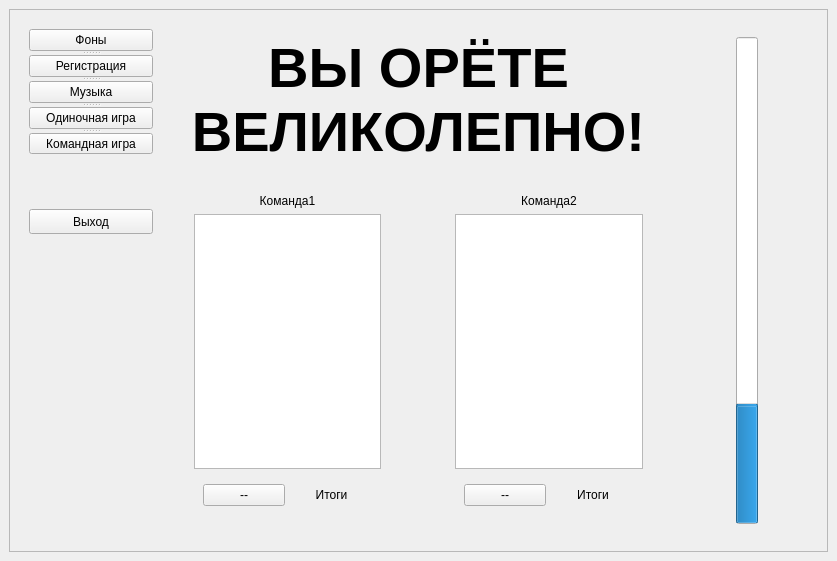
This is Modules/ui/form.ui in rgenius-ru/Pygame-Microphone as Qt 5 draws it before an edit. The edited form follows.
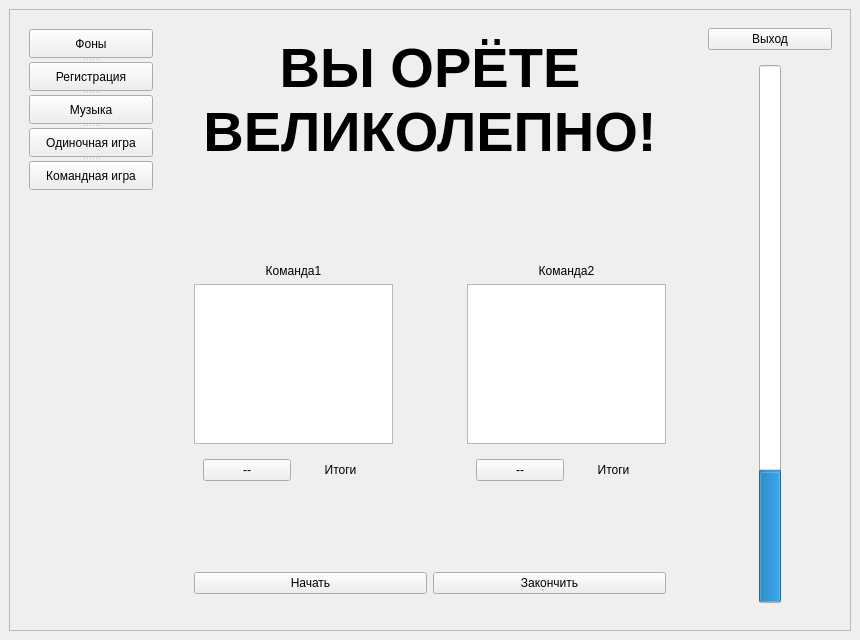
This is the edited form.

Patch:
```diff
--- a/Modules/ui/form.ui
+++ b/Modules/ui/form.ui
@@ -6,8 +6,8 @@
    <rect>
     <x>0</x>
     <y>0</y>
-    <width>837</width>
-    <height>561</height>
+    <width>860</width>
+    <height>640</height>
    </rect>
   </property>
   <property name="sizePolicy">
@@ -41,28 +41,21 @@
            <height>0</height>
           </size>
          </property>
-         <widget class="QPushButton" name="exitButton">
-          <property name="geometry">
-           <rect>
-            <x>10</x>
-            <y>190</y>
-            <width>124</width>
-            <height>25</height>
-           </rect>
-          </property>
-          <property name="text">
-           <string>Выход</string>
-          </property>
-         </widget>
          <widget class="QSplitter" name="splitter">
           <property name="geometry">
            <rect>
             <x>10</x>
             <y>10</y>
             <width>124</width>
-            <height>125</height>
+            <height>161</height>
            </rect>
           </property>
+          <property name="sizePolicy">
+           <sizepolicy hsizetype="Preferred" vsizetype="Expanding">
+            <horstretch>0</horstretch>
+            <verstretch>0</verstretch>
+           </sizepolicy>
+          </property>
           <property name="orientation">
            <enum>Qt::Vertical</enum>
           </property>
@@ -156,6 +149,26 @@
             </property>
            </widget>
           </item>
+          <item>
+           <widget class="QLabel" name="score_label">
+            <property name="font">
+             <font>
+              <pointsize>42</pointsize>
+              <weight>75</weight>
+              <bold>true</bold>
+             </font>
+            </property>
+            <property name="styleSheet">
+             <string notr="true">color: rgb(239, 41, 41);</string>
+            </property>
+            <property name="text">
+             <string/>
+            </property>
+            <property name="alignment">
+             <set>Qt::AlignCenter</set>
+            </property>
+           </widget>
+          </item>
           <item>
            <widget class="QWidget" name="widget_4" native="true">
             <layout class="QHBoxLayout" name="horizontalLayout_2">
@@ -262,6 +275,46 @@
             </layout>
            </widget>
           </item>
+          <item>
+           <widget class="QWidget" name="widget_10" native="true">
+            <layout class="QVBoxLayout" name="verticalLayout_5">
+             <item>
+              <widget class="QLabel" name="game_mode_label">
+               <property name="text">
+                <string/>
+               </property>
+              </widget>
+             </item>
+             <item>
+              <widget class="QLabel" name="current_player_label">
+               <property name="text">
+                <string/>
+               </property>
+              </widget>
+             </item>
+             <item>
+              <widget class="QWidget" name="widget_11" native="true">
+               <layout class="QHBoxLayout" name="horizontalLayout_6">
+                <item>
+                 <widget class="QPushButton" name="run_game_Button">
+                  <property name="text">
+                   <string>Начать</string>
+                  </property>
+                 </widget>
+                </item>
+                <item>
+                 <widget class="QPushButton" name="end_game_Button">
+                  <property name="text">
+                   <string>Закончить</string>
+                  </property>
+                 </widget>
+                </item>
+               </layout>
+              </widget>
+             </item>
+            </layout>
+           </widget>
+          </item>
          </layout>
         </widget>
        </item>
@@ -277,6 +330,13 @@
           <enum>Qt::RightToLeft</enum>
          </property>
          <layout class="QVBoxLayout" name="verticalLayout_4">
+          <item>
+           <widget class="QPushButton" name="exitButton">
+            <property name="text">
+             <string>Выход</string>
+            </property>
+           </widget>
+          </item>
           <item>
            <widget class="QWidget" name="widget_9" native="true">
             <layout class="QHBoxLayout" name="horizontalLayout_5">
```
Left out of the diff: 144 changed lines with no effect on the pictures.
